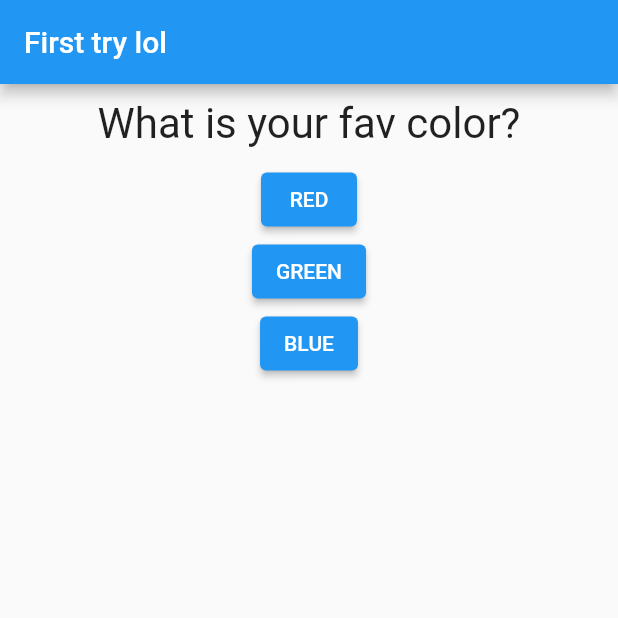
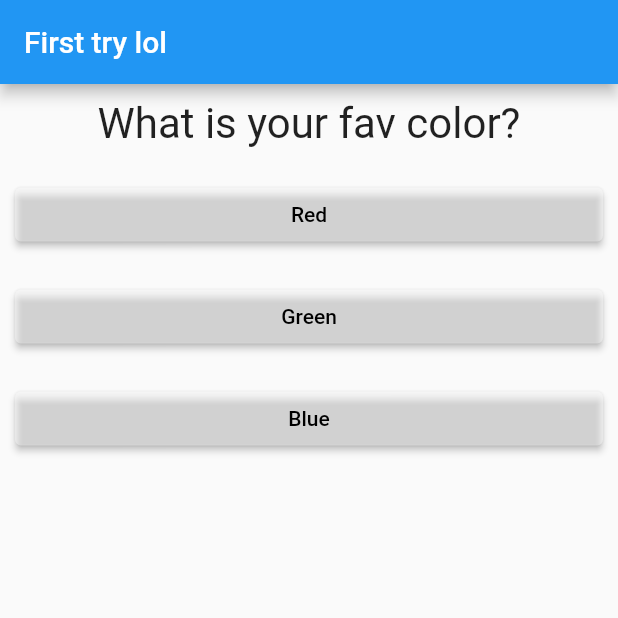
Before and after one commit to TheGhaplaMan/Flutter, a Flutter app: the screen it shows after launch, on a phone screen of 412 x 824 dp, the top half of it. Run offline on Flutter 3.47's test engine with Material 2 defaults, Android fonts, the light colour scheme and no system bars.

Commit message:
learned how big of a dumb I am (Folder 2, Vid 33 done)

```diff
--- /dev/null
+++ b/trying_again/lib/answer.dart
@@ -0,0 +1,23 @@
+import 'package:flutter/material.dart';
+
+class Answer extends StatelessWidget {
+  final Function selectHandler;
+  final String answertext;
+
+  Answer(this.selectHandler, this.answertext);
+  @override
+  Widget build(BuildContext context) {
+    return Container(
+      width: double.infinity,
+      margin: EdgeInsets.all(10),
+      child: ElevatedButton(
+        style: ElevatedButton.styleFrom(
+          primary: Colors.white38, // background
+          onPrimary: Colors.black, // foreground
+        ),
+        onPressed: selectHandler,
+        child: Text(answertext),
+      ),
+    );
+  }
+}
--- a/trying_again/lib/main.dart
+++ b/trying_again/lib/main.dart
@@ -1,9 +1,11 @@
 import 'package:flutter/material.dart';
 import './question.dart';
+import './answer.dart';
 
 //void main() {
 //  runApp(MyApp());
 //}
+
 void main() => runApp(MyApp());
 
 class MyApp extends StatefulWidget {
@@ -26,8 +28,21 @@ class _MyAppState extends State<MyApp> {
   @override
   Widget build(BuildContext context) {
     var que = [
-      "What is your fav color?",
-      "What is your fav animal?",
+      {
+        "queText": "What is your fav color?",
+        "answers": ["Red", "Green", "Blue"],
+      },
+      {
+        "queText": "What is your fav animal?",
+        "answers": ["Goru", "Khashi", "Vera", "Dumbaa"],
+      },
+      {
+        "queText": "But can Superman beat Goku??",
+        "answers": [
+          "Bruh",
+          "Click here to die of cringe",
+        ],
+      },
     ];
     return MaterialApp(
       home: Scaffold(
@@ -37,23 +52,11 @@ class _MyAppState extends State<MyApp> {
         body: Column(
           children: [
             Question(
-              que[_queIndex],
+              que[_queIndex]["queText"],
             ),
-            ElevatedButton(
-              child: Text("RED"),
-              onPressed: answerQ,
-            ),
-            ElevatedButton(
-              child: Text("GREEN"),
-              onPressed: answerQ,
-            ),
-            ElevatedButton(
-              child: Text("BLUE"),
-              onPressed: () {
-                //print
-                print("Answer 3 chosen");
-              },
-            ),
+            ...(que[_queIndex]["answers"] as List<String>).map((answer) {
+              return Answer(answerQ, answer);
+            }).toList()
           ],
         ),
       ),
```
Also changed, not shown: 1 other file.
